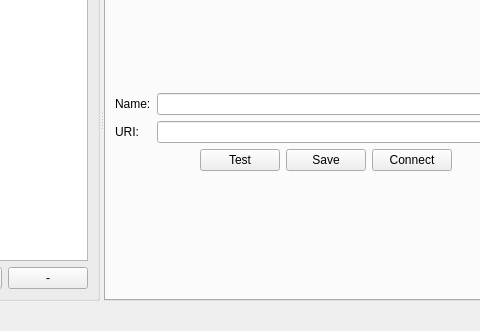
First picture: the form in qml/connect.ui, repository naponmeka/monger, before the edit; both pictures show x 130 to 610 and y 92 to 423 of the 707 by 423 pixel window.
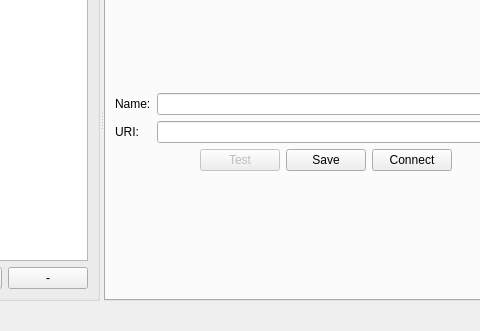
Second picture: the form after the edit.

```diff
--- a/qml/connect.ui
+++ b/qml/connect.ui
@@ -179,6 +179,9 @@
           </item>
           <item>
            <widget class="QPushButton" name="testBtn">
+            <property name="enabled">
+             <bool>false</bool>
+            </property>
             <property name="text">
              <string>Test</string>
             </property>
```
